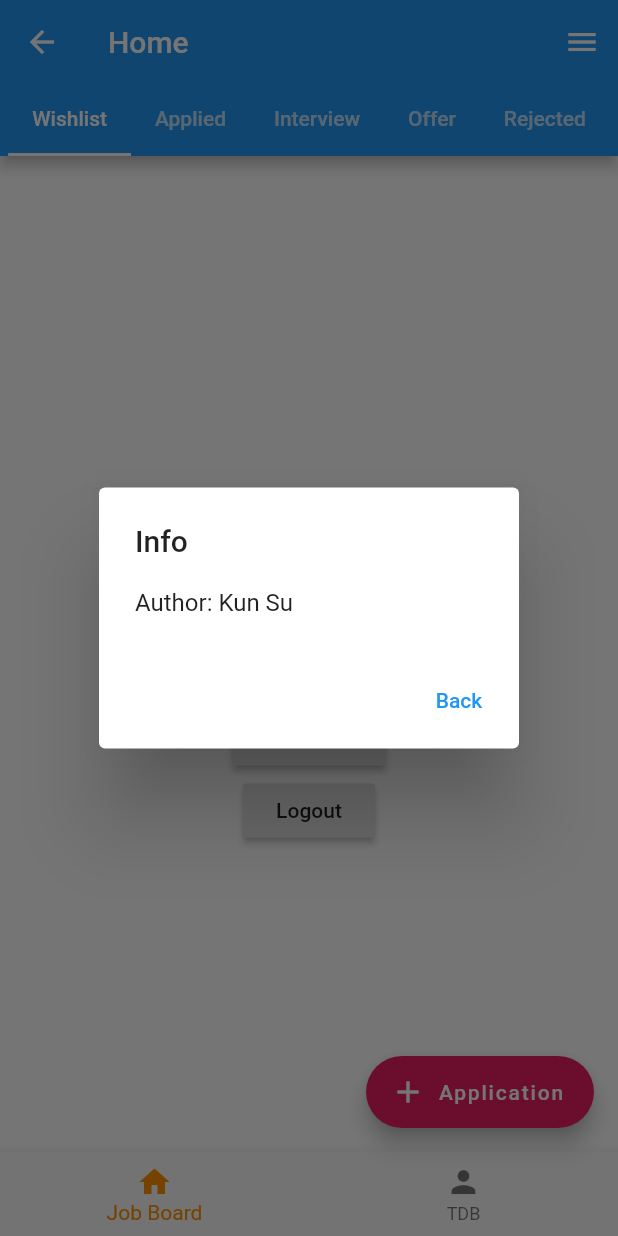
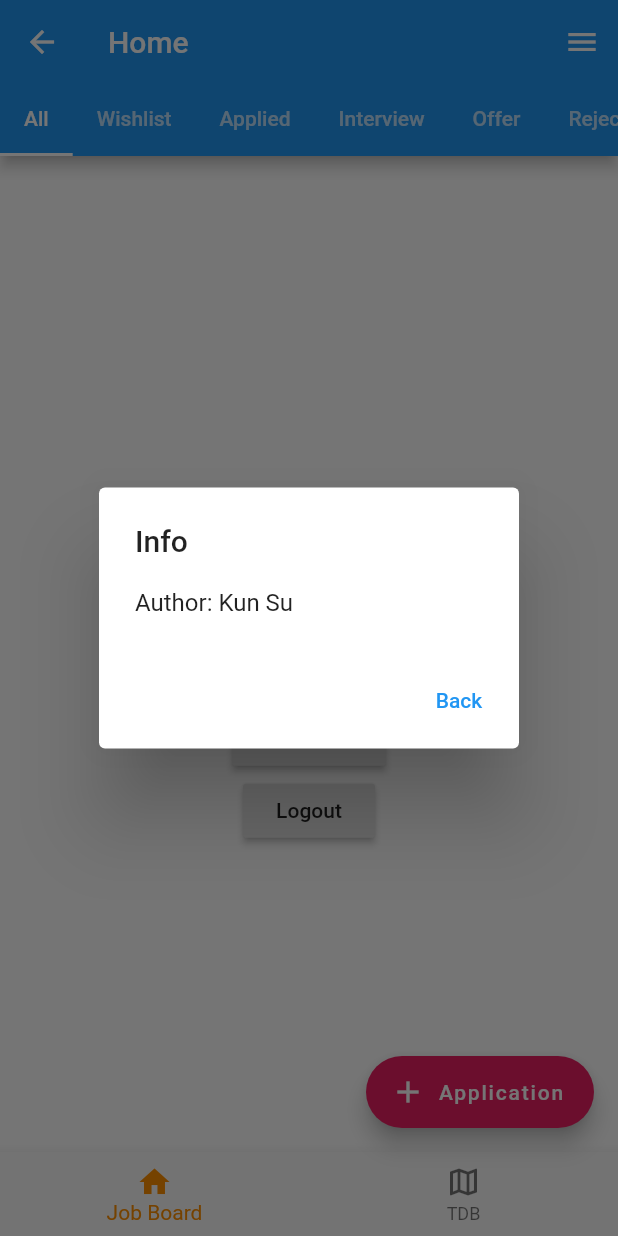
Before and after one commit to KunSu/JobSeeker, a Flutter app: the HomeScreen screen opened by its route, after a tap on "Author Info", on a phone screen of 412 x 824 dp. Run offline on Flutter 3.47's test engine with Material 2 defaults, Android fonts, the phone set to English and light mode, and no system bars; our stand-ins replace auto_route, cloud_firestore, firebase_auth, firebase_core, flutter_signin_button, google_sign_in; accounts and stored records are empty; generated files the repository leaves out were written again.

Commit message:
Clean up v0.1.0

```diff
--- a/lib/modules/home/screens/home_screen.dart
+++ b/lib/modules/home/screens/home_screen.dart
@@ -9,7 +9,7 @@ class HomeScreen extends StatelessWidget {
   @override
   Widget build(BuildContext context) {
     return DefaultTabController(
-      length: 5,
+      length: 6,
       child: Scaffold(
         appBar: AppBar(
           title: const Text('Home'),
@@ -17,6 +17,9 @@ class HomeScreen extends StatelessWidget {
             isScrollable: true,
             tabs: [
               // TODO: Add icon?
+              Tab(
+                text: 'All',
+              ),
               Tab(
                 // icon: Icon(Icons.text_fields),
                 text: 'Wishlist',
@@ -45,6 +48,7 @@ class HomeScreen extends StatelessWidget {
             JobListView(),
             JobListView(),
             JobListView(),
+            JobListView(),
           ],
         ),
         floatingActionButton: FloatingActionButton.extended(
--- a/lib/routes/routes.dart
+++ b/lib/routes/routes.dart
@@ -1,9 +1,9 @@
 import 'package:auto_route/auto_route_annotations.dart';
 import 'package:jobseeker/modules/home/home.dart';
-import 'package:jobseeker/modules/jobboard/screens/screens.dart';
+import 'package:jobseeker/modules/jobboard/jobboard.dart';
 import 'package:jobseeker/modules/login/login.dart';
 import 'package:jobseeker/modules/reset/reset.dart';
-import 'package:jobseeker/modules/verify/screens/verify_screen.dart';
+import 'package:jobseeker/modules/verify/verify.dart';
 
 /// Run 'flutter packages pub run build_runner watch --delete-conflicting-outputs'
 /// to gerenate routing files.
@@ -11,7 +11,7 @@ import 'package:jobseeker/modules/verify/screens/verify_screen.dart';
   routes: <AutoRoute>[
     // initial route is named "/"
     MaterialRoute<LoginScreen>(page: LoginScreen, initial: true),
-    MaterialRoute<HomeScreen>(page: HomeScreen, path: 'homoe'),
+    MaterialRoute<HomeScreen>(page: HomeScreen, path: '/home'),
     MaterialRoute<JobBoardScreen>(page: JobBoardScreen, path: '/jobboard'),
     MaterialRoute<ResetScreen>(page: ResetScreen, path: '/reset'),
     MaterialRoute<VerifyScreen>(page: VerifyScreen, path: '/verify'),
--- a/lib/widgets/jobboard/navigationbar.dart
+++ b/lib/widgets/jobboard/navigationbar.dart
@@ -1,4 +1,5 @@
 import 'package:flutter/material.dart';
+import 'package:jobseeker/routes/routes.gr.dart';
 
 class JobBoardBottomNavigationBar extends StatefulWidget {
   JobBoardBottomNavigationBar({
@@ -19,18 +20,18 @@ class _JobBoardBottomNavigationBarState
   // TODO: Clear up
   @override
   Widget build(BuildContext context) {
-    // final currentRoute = ModalRoute.of(context).settings.name;
-    // switch (currentRoute) {
-    //   case '/account':
-    //     _selectedIndex = 1;
-    //     break;
-    //   case '/item':
-    //     _selectedIndex = 2;
-    //     break;
-    //   default:
-    //     _selectedIndex = 0;
-    //     break;
-    // }
+    final currentRoute = ModalRoute.of(context).settings.name;
+    switch (currentRoute) {
+      case '${Routes.homeScreen}':
+        _selectedIndex = 0;
+        break;
+      // case '${Routes.mapScreen}':
+      //   _selectedIndex = 1;
+      //   break;
+      default:
+        _selectedIndex = 0;
+        break;
+    }
     return BottomNavigationBar(
       items: <BottomNavigationBarItem>[
         const BottomNavigationBarItem(
@@ -38,7 +39,7 @@ class _JobBoardBottomNavigationBarState
           label: 'Job Board',
         ),
         const BottomNavigationBarItem(
-          icon: Icon(Icons.person),
+          icon: Icon(Icons.map_outlined),
           label: 'TDB',
         ),
       ],
@@ -68,13 +69,17 @@ class _JobBoardBottomNavigationBarState
     // }
     setState(() {
       _selectedIndex = index;
-      // if (_selectedIndex == 0) {
-      //   if (ModalRoute.of(context).settings.name != _homeRouteName) {
-      //     Navigator.pushReplacementNamed(context, _homeRouteName);
-      //   }
-      // } else if (_selectedIndex == 1) {
-      //   Navigator.pushReplacementNamed(context, AccountPage.routeName);
-      // } else if (_selectedIndex == 2) {
+      final _screenName = ModalRoute.of(context).settings.name;
+      if (_selectedIndex == 0) {
+        if (_screenName != Routes.homeScreen) {
+          Navigator.pushReplacementNamed(context, Routes.homeScreen);
+        }
+      } else if (_selectedIndex == 1) {
+        // if (_screenName != Routes.mapScreen) {
+        //   Navigator.pushReplacementNamed(context, Routes.mapScreen);
+        // }
+      }
+      // else if (_selectedIndex == 2) {
       //   Navigator.pushReplacementNamed(context, ItemPage.routeName);
       // }
     });
```
Also changed, not shown: lib/modules/jobboard/screens/jobboard.dart (+23 -4 lines), lib/routes/routes.gr.dart.
